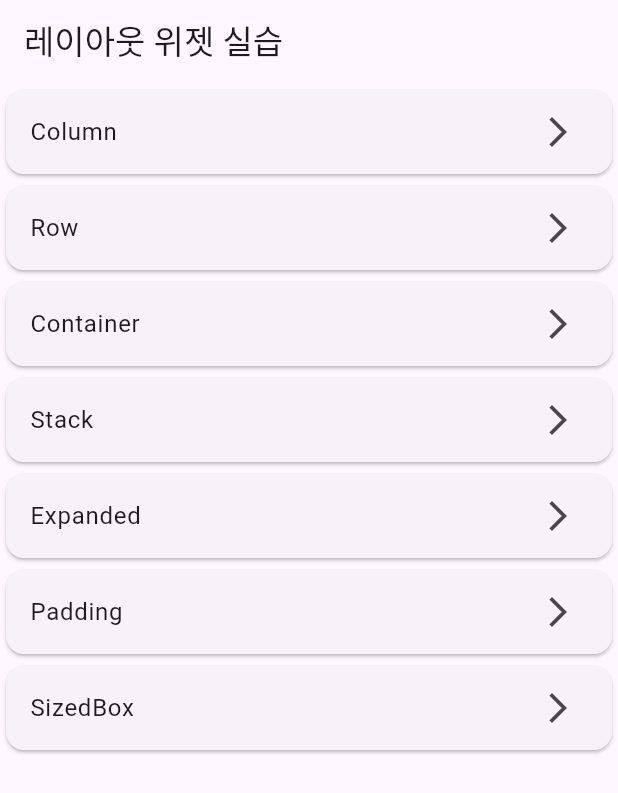
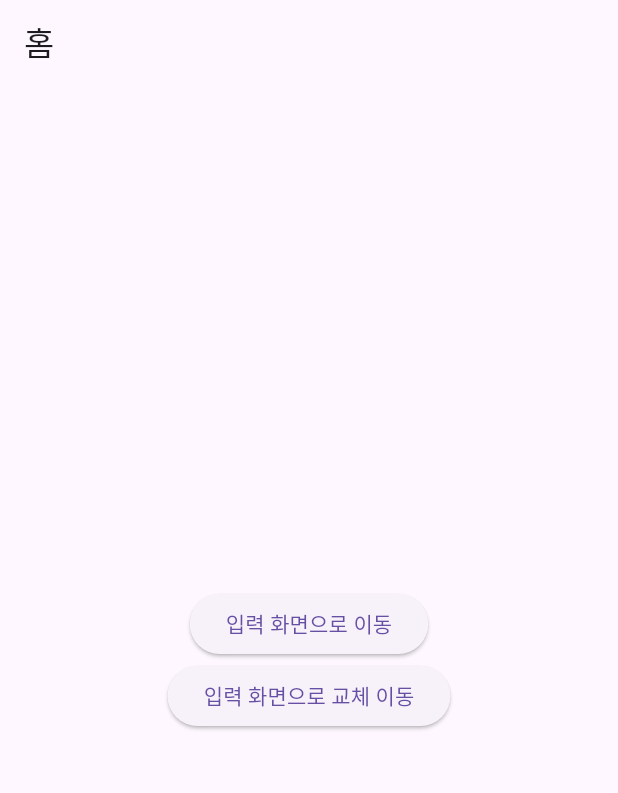
Before and after one commit to Daco2020/hellow_flutter, a Flutter app: the screen it shows after launch, on a phone screen of 412 x 824 dp. Shown: the top 793 px of the screen. Run offline on Flutter 3.47's test engine with Material 3 defaults, Android fonts, the phone set to English and light mode, and no system bars.

Commit message:
05. Flutter Navigator로 화면 이동하는 방법

```diff
--- a/lib/main.dart
+++ b/lib/main.dart
@@ -1,197 +1,129 @@
 import 'package:flutter/material.dart';
 
-void main() {
-  runApp(const LayoutDemoApp());
-}
+void main() => runApp(const MyApp());
 
-class LayoutDemoApp extends StatelessWidget {
-  const LayoutDemoApp({super.key});
+class MyApp extends StatelessWidget {
+  const MyApp({super.key});
 
   @override
   Widget build(BuildContext context) {
-    return MaterialApp(
-      title: '레이아웃 위젯 실습',
-      theme: ThemeData(primarySwatch: Colors.blue),
-      home: const LayoutListPage(),
-    );
+    return MaterialApp(title: 'Navigator 실습', home: const HomeScreen());
   }
 }
 
-class LayoutListPage extends StatelessWidget {
-  const LayoutListPage({super.key});
+class HomeScreen extends StatelessWidget {
+  const HomeScreen({super.key});
 
   @override
   Widget build(BuildContext context) {
-    final items = [
-      {'title': 'Column', 'widget': const ColumnExample()},
-      {'title': 'Row', 'widget': const RowExample()},
-      {'title': 'Container', 'widget': const ContainerExample()},
-      {'title': 'Stack', 'widget': const StackExample()},
-      {'title': 'Expanded', 'widget': const ExpandedExample()},
-      {'title': 'Padding', 'widget': const PaddingExample()},
-      {'title': 'SizedBox', 'widget': const SizedBoxExample()},
-    ];
-
     return Scaffold(
-      appBar: AppBar(title: const Text('레이아웃 위젯 실습')),
-      body: ListView(
-        children:
-            items.map((item) {
-              return Card(
-                child: ListTile(
-                  title: Text(item['title'] as String),
-                  trailing: const Icon(Icons.arrow_forward_ios),
-                  onTap: () {
+      appBar: AppBar(title: const Text('홈')),
+      body: Center(
+        child: Column(
+          mainAxisAlignment: MainAxisAlignment.center,
+          children: [
+            ElevatedButton(
+              onPressed: () {
                 Navigator.push(
                   context,
-                      MaterialPageRoute(
-                        builder:
-                            (_) => Scaffold(
-                              appBar: AppBar(
-                                title: Text(item['title'] as String),
-                              ),
-                              body: item['widget'] as Widget,
-                            ),
-                      ),
+                  MaterialPageRoute(builder: (_) => const InputScreen()),
                 );
               },
+              child: const Text('입력 화면으로 이동'),
             ),
+            ElevatedButton(
+              onPressed: () {
+                Navigator.pushReplacement(
+                  context,
+                  MaterialPageRoute(builder: (_) => const InputScreen()),
                 );
-            }).toList(),
+              },
+              child: const Text('입력 화면으로 교체 이동'),
+            ),
+          ],
+        ),
       ),
     );
   }
 }
 
-// 1. Column
-class ColumnExample extends StatelessWidget {
-  const ColumnExample({super.key});
+class InputScreen extends StatefulWidget {
+  const InputScreen({super.key});
+
+  @override
+  State<InputScreen> createState() => _InputScreenState();
+}
+
+class _InputScreenState extends State<InputScreen> {
+  final TextEditingController _controller = TextEditingController();
 
   @override
   Widget build(BuildContext context) {
-    return SizedBox(
-      width: double.infinity, // 화면 전체 너비 사용
-      height: double.infinity, // 화면 전체 높이 사용
+    return Scaffold(
+      appBar: AppBar(title: const Text('입력 화면')),
+      body: Padding(
+        padding: const EdgeInsets.all(16.0),
         child: Column(
-        mainAxisAlignment: MainAxisAlignment.center,
-        crossAxisAlignment: CrossAxisAlignment.center,
-        children: const [Text('첫 번째'), Text('두 번째'), Text('세 번째')],
+          children: [
+            TextField(controller: _controller),
+            const SizedBox(height: 20),
+            ElevatedButton(
+              onPressed: () {
+                final input = _controller.text;
+                Navigator.push(
+                  context,
+                  MaterialPageRoute(builder: (_) => ListScreen(value: input)),
+                );
+              },
+              child: const Text('리스트 화면으로 이동'),
+            ),
+            ElevatedButton(
+              onPressed: () {
+                final input = _controller.text;
+                Navigator.pushReplacement(
+                  context,
+                  MaterialPageRoute(builder: (_) => ListScreen(value: input)),
+                );
+              },
+              child: const Text('리스트 화면으로 교체 이동'),
+            ),
+          ],
+        ),
       ),
     );
   }
 }
 
-// 2. Row
-class RowExample extends StatelessWidget {
-  const RowExample({super.key});
+class ListScreen extends StatelessWidget {
+  final String value;
+
+  const ListScreen({super.key, required this.value});
 
   @override
   Widget build(BuildContext context) {
-    return SizedBox(
-      width: double.infinity, // 화면 전체 너비 사용
-      height: double.infinity, // 화면 전체 높이 사용
-      child: Row(
-        mainAxisAlignment: MainAxisAlignment.spaceAround,
-        crossAxisAlignment: CrossAxisAlignment.center,
-        children: const [
-          Icon(Icons.star),
-          Icon(Icons.favorite),
-          Icon(Icons.access_alarm),
+    return Scaffold(
+      appBar: AppBar(title: const Text('리스트 화면')),
+      body: Center(
+        child: Column(
+          mainAxisAlignment: MainAxisAlignment.center,
+          children: [
+            Text('입력값: $value', style: const TextStyle(fontSize: 24)),
+            const SizedBox(height: 20),
+            ElevatedButton(
+              onPressed: () {
+                Navigator.pop(context); // 한 단계 뒤로
+              },
+              child: const Text('뒤로가기'),
+            ),
+            ElevatedButton(
+              onPressed: () {
+                Navigator.popUntil(context, (route) => route.isFirst);
+              },
+              child: const Text('홈으로 돌아가기'),
+            ),
           ],
+        ),
       ),
     );
   }
 }
-
-// 3. Container
-class ContainerExample extends StatelessWidget {
-  const ContainerExample({super.key});
-
-  @override
-  Widget build(BuildContext context) {
-    return Container(
-      color: Colors.amber,
-      width: 200, // 화면 전체 너비 사용
-      height: 100, // 화면 전체 높이 사용
-      padding: const EdgeInsets.all(16),
-      margin: const EdgeInsets.all(8),
-      child: const Text('Container 안에 있는 텍스트'),
-    );
-  }
-}
-
-// 4. Stack
-class StackExample extends StatelessWidget {
-  const StackExample({super.key});
-
-  @override
-  Widget build(BuildContext context) {
-    return Stack(
-      alignment: Alignment.center,
-      children: [
-        Container(width: 200, height: 200, color: Colors.blue),
-        Container(width: 150, height: 150, color: Colors.red),
-        Positioned(
-          top: 100,
-          left: 100,
-          child: Container(width: 100, height: 100, color: Colors.green),
-        ),
-      ],
-    );
-  }
-}
-
-// 5. Expanded
-class ExpandedExample extends StatelessWidget {
-  const ExpandedExample({super.key});
-
-  @override
-  Widget build(BuildContext context) {
-    return Row(
-      children: [
-        Expanded(child: Container(color: Colors.blue, height: 100)),
-        Expanded(child: Container(color: Colors.red, height: 100)),
-        Expanded(child: Container(color: Colors.green, height: 100)),
-      ],
-    );
-  }
-}
-
-// 6. Padding
-class PaddingExample extends StatelessWidget {
-  const PaddingExample({super.key});
-
-  @override
-  Widget build(BuildContext context) {
-    return Padding(
-      padding: EdgeInsets.all(64.0),
-      child: Container(
-        padding: EdgeInsets.all(32.0),
-        color: Colors.amber,
-        child: Text('패딩으로 둘러싸인 텍스트'),
-      ),
-    );
-  }
-}
-
-// 7. SizedBox
-class SizedBoxExample extends StatelessWidget {
-  const SizedBoxExample({super.key});
-
-  @override
-  Widget build(BuildContext context) {
-    return Column(
-      children: [
-        Text('위 텍스트'),
-        SizedBox(height: 30),
-        Text('아래 텍스트'),
-        SizedBox(height: 60),
-        SizedBox(
-          width: 150,
-          height: 50,
-          child: ElevatedButton(onPressed: () {}, child: Text('고정 크기')),
-        ),
-      ],
-    );
-  }
-}
```
Lines whose indentation alone changed are shown as unchanged.
